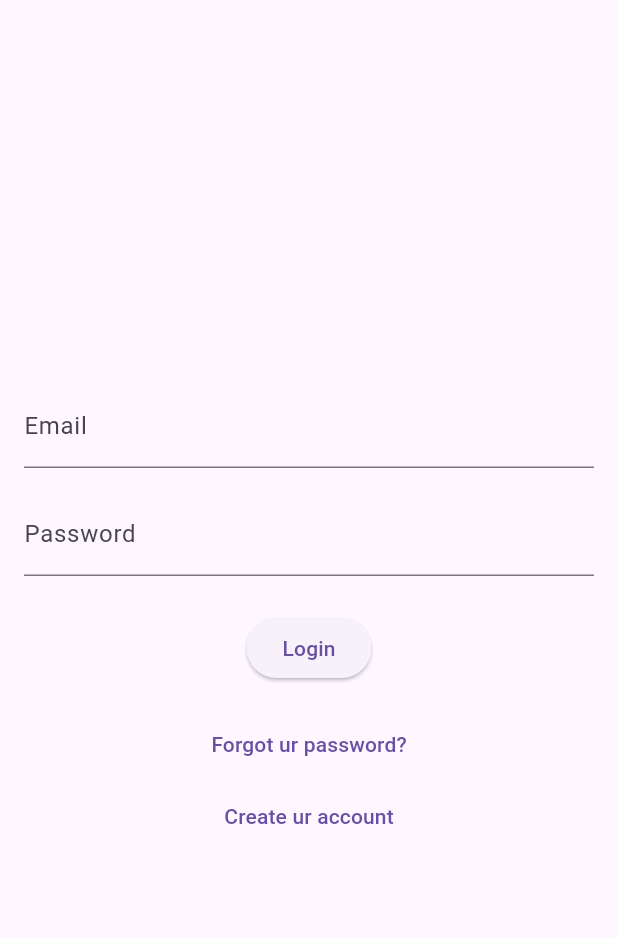
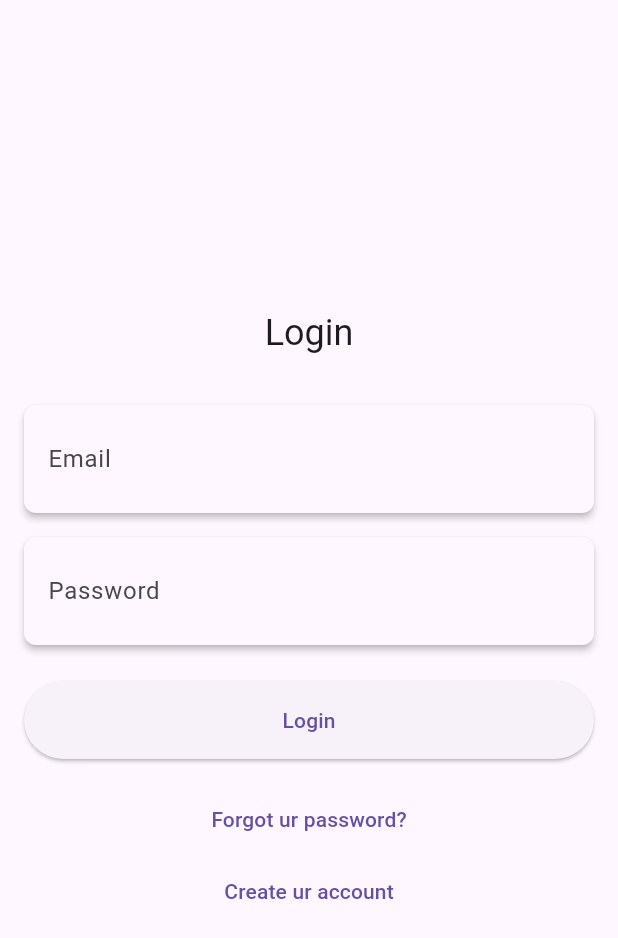
Before and after one commit to Siphocha/FlutterNotes, a Flutter app: the AuthForm screen opened directly, on a phone screen of 412 x 824 dp. Shown: the top 938 px of the screen. Run offline on Flutter 3.47's test engine with Material 3 defaults, Android fonts, the phone set to English and light mode, and no system bars; our stand-ins replace bloc, cloud_firestore, equatable, firebase_auth, firebase_core, flutter_bloc; accounts and stored records are empty; network calls fail.

Commit message:
MAy the way open up for us somehow

```diff
--- a/flutternotes/lib/widgets/auth_forms.dart
+++ b/flutternotes/lib/widgets/auth_forms.dart
@@ -14,14 +14,12 @@ class AuthForm extends StatefulWidget {
 }
 
 class _AuthFormState extends State<AuthForm> {
-  //final statements of data types to be stored and their controller types.
   final _formKey = GlobalKey<FormState>();
   final _emailController = TextEditingController();
   final _passwordController = TextEditingController();
   bool _isLoading = false;
 
   @override
-  //function to dispose of information. Will be specified later.
   void dispose() {
     _emailController.dispose();
     _passwordController.dispose();
@@ -29,9 +27,10 @@ class _AuthFormState extends State<AuthForm> {
   }
 
   @override
-  //AuthBloc and AuthState forntend components for showcasing auth errors.
   Widget build(BuildContext context) {
-    return BlocConsumer<AuthBloc, AuthState>(
+    return Scaffold(
+      // <-- Added Scaffold wrapper
+      body: BlocConsumer<AuthBloc, AuthState>(
         listener: (context, state) {
           if (state.status == AuthStatus.error) {
             setState(() => _isLoading = false);
@@ -44,16 +43,32 @@ class _AuthFormState extends State<AuthForm> {
           }
         },
         builder: (context, state) {
-        return Padding(
+          return Center(
+            child: SingleChildScrollView(
+              child: Padding(
                 padding: const EdgeInsets.all(16.0),
                 child: Form(
                   key: _formKey,
                   child: Column(
                     mainAxisAlignment: MainAxisAlignment.center,
                     children: [
-                TextFormField(
+                      // Added title
+                      Text(
+                        widget.isLogin ? 'Login' : 'Sign Up',
+                        style: Theme.of(context).textTheme.headlineSmall,
+                      ),
+                      const SizedBox(height: 32),
+                      // Email field with Material wrapper
+                      Material(
+                        elevation: 2,
+                        borderRadius: BorderRadius.circular(8),
+                        child: TextFormField(
                           controller: _emailController,
-                  decoration: const InputDecoration(labelText: 'Email'),
+                          decoration: const InputDecoration(
+                            labelText: 'Email',
+                            border: InputBorder.none,
+                            contentPadding: EdgeInsets.all(16),
+                          ),
                           keyboardType: TextInputType.emailAddress,
                           validator: (value) {
                             if (value == null || value.isEmpty) {
@@ -65,11 +80,19 @@ class _AuthFormState extends State<AuthForm> {
                             return null;
                           },
                         ),
+                      ),
                       const SizedBox(height: 16),
-                TextFormField(
-                  //password controller and specifier for characters.
+                      // Password field with Material wrapper
+                      Material(
+                        elevation: 2,
+                        borderRadius: BorderRadius.circular(8),
+                        child: TextFormField(
                           controller: _passwordController,
-                  decoration: const InputDecoration(labelText: 'Password'),
+                          decoration: const InputDecoration(
+                            labelText: 'Password',
+                            border: InputBorder.none,
+                            contentPadding: EdgeInsets.all(16),
+                          ),
                           obscureText: true,
                           validator: (value) {
                             if (value == null || value.isEmpty) {
@@ -81,14 +104,26 @@ class _AuthFormState extends State<AuthForm> {
                             return null;
                           },
                         ),
+                      ),
                       const SizedBox(height: 24),
+                      // Submit button
+                      SizedBox(
+                        width: double.infinity,
+                        child: ElevatedButton(
+                          onPressed: _isLoading ? null : _submitForm,
+                          style: ElevatedButton.styleFrom(
+                            padding: const EdgeInsets.symmetric(vertical: 16),
+                          ),
+                          child:
                               _isLoading
                                   ? const CircularProgressIndicator()
-                    : ElevatedButton(
-                      onPressed: _submitForm,
-                      child: Text(widget.isLogin ? 'Login' : 'Signing Up'),
+                                  : Text(
+                                    widget.isLogin ? 'Login' : 'Signing Up',
+                                  ),
+                        ),
                       ),
                       const SizedBox(height: 16),
+                      // Additional options
                       if (widget.isLogin) ...[
                         TextButton(
                           onPressed: _isLoading ? null : _handlePasswordReset,
@@ -98,14 +133,19 @@ class _AuthFormState extends State<AuthForm> {
                       TextButton(
                         onPressed: _isLoading ? null : _toggleAuthMode,
                         child: Text(
-                    widget.isLogin ? 'Create ur account' : 'I already have one',
+                          widget.isLogin
+                              ? 'Create ur account'
+                              : 'I already have one',
                         ),
                       ),
                     ],
                   ),
                 ),
+              ),
+            ),
           );
         },
+      ),
     );
   }
 
--- a/flutternotes/pubspec.yaml
+++ b/flutternotes/pubspec.yaml
@@ -30,9 +30,9 @@ environment:
 dependencies:
   flutter:
     sdk: flutter
-  firebase_core: ^2.15.0
-  firebase_auth: ^4.11.0
-  cloud_firestore: ^4.8.0
+  firebase_core: ^2.18.0
+  firebase_auth: ^4.11.1
+  cloud_firestore: ^4.8.1
   flutter_bloc: ^8.0.0
   equatable: ^2.0.0
   intl: ^0.18.0
```
Also changed, not shown: flutternotes/lib/authLogic/auth_bloc.dart (+29 -17 lines), flutternotes/lib/main.dart (+71 -4 lines), 1 other file. Lines whose indentation alone changed are shown as unchanged.
